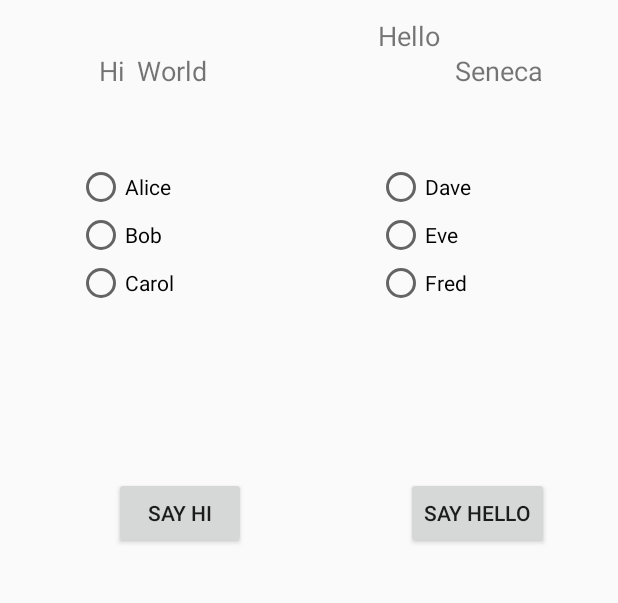
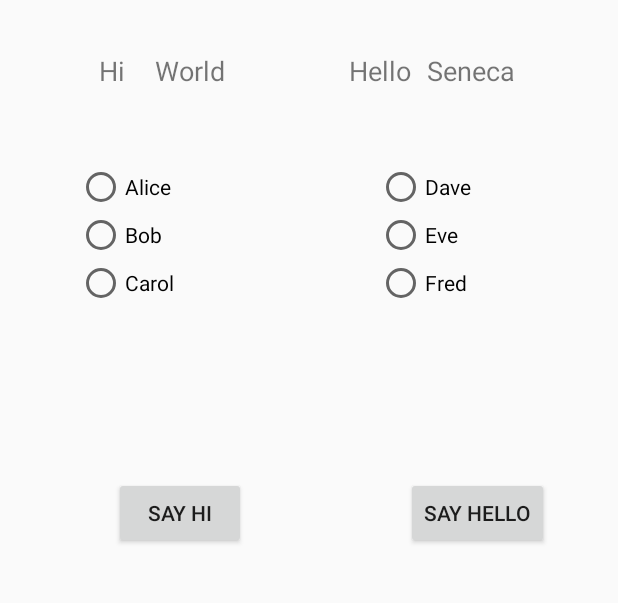
Before and after one commit to hsnoble/AndroidDev, an Android app: the screen it shows after launch (MainActivity_Home), on a phone screen of 412 x 824 dp, the part 145-748 px from its top. Run offline under Robolectric (Android 15) with nearby library versions, the phone set to English and light mode, and no system bars.

Commit message:
Minor Fixes

```diff
--- a/Assignment1/app/src/main/res/layout/activity_main__home.xml
+++ b/Assignment1/app/src/main/res/layout/activity_main__home.xml
@@ -43,7 +43,7 @@
         android:layout_width="wrap_content"
         android:layout_height="wrap_content"
         android:layout_marginBottom="8dp"
-        android:layout_marginStart="8dp"
+        android:layout_marginStart="20dp"
         android:layout_marginTop="8dp"
         android:text="World"
         android:textSize="18sp"
@@ -58,16 +58,16 @@
         android:layout_height="wrap_content"
         android:layout_marginBottom="8dp"
         android:layout_marginEnd="8dp"
-        android:layout_marginStart="84dp"
-        android:layout_marginTop="52dp"
+        android:layout_marginStart="72dp"
+        android:layout_marginTop="8dp"
         android:text="Hello"
         android:textSize="18sp"
         app:layout_constraintBottom_toBottomOf="parent"
         app:layout_constraintEnd_toStartOf="@+id/seneca"
-        app:layout_constraintHorizontal_bias="0.947"
+        app:layout_constraintHorizontal_bias="0.8"
         app:layout_constraintStart_toEndOf="@+id/World"
         app:layout_constraintTop_toTopOf="parent"
-        app:layout_constraintVertical_bias="0.0" />
+        app:layout_constraintVertical_bias="0.093" />
 
     <RadioGroup
         android:id="@+id/hi_radioGroup"
@@ -153,12 +153,15 @@
         android:layout_width="wrap_content"
         android:layout_height="wrap_content"
         android:layout_marginBottom="8dp"
-        android:layout_marginEnd="40dp"
+        android:layout_marginEnd="32dp"
+        android:layout_marginStart="8dp"
         android:layout_marginTop="8dp"
         android:text="Seneca"
         android:textSize="18sp"
         app:layout_constraintBottom_toBottomOf="parent"
         app:layout_constraintEnd_toEndOf="parent"
+        app:layout_constraintHorizontal_bias="0.908"
+        app:layout_constraintStart_toStartOf="parent"
         app:layout_constraintTop_toTopOf="parent"
         app:layout_constraintVertical_bias="0.093" />
 
```
